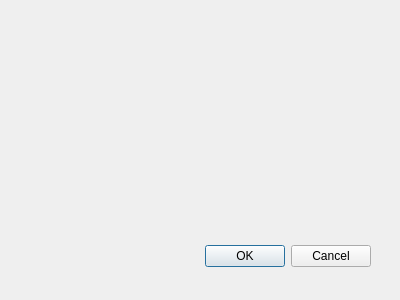
kartoza/GeoContextQGISPlugin, file GeoContextQGISPlugin_options_dialog_base.ui: the form before one commit.
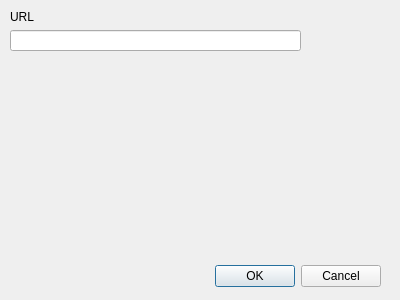
The form after the commit. Custom widgets are drawn as their Qt base class.

```diff
--- a/GeoContextQGISPlugin_options_dialog_base.ui
+++ b/GeoContextQGISPlugin_options_dialog_base.ui
@@ -16,8 +16,8 @@
   <widget class="QDialogButtonBox" name="buttonBox">
    <property name="geometry">
     <rect>
-     <x>30</x>
-     <y>240</y>
+     <x>40</x>
+     <y>260</y>
      <width>341</width>
      <height>32</height>
     </rect>
@@ -29,7 +29,46 @@
     <set>QDialogButtonBox::Cancel|QDialogButtonBox::Ok</set>
    </property>
   </widget>
+  <widget class="QgsFilterLineEdit" name="lineUrl">
+   <property name="geometry">
+    <rect>
+     <x>10</x>
+     <y>30</y>
+     <width>291</width>
+     <height>21</height>
+    </rect>
+   </property>
+   <property name="text">
+    <string/>
+   </property>
+   <property name="value">
+    <string/>
+   </property>
+   <property name="qgisRelation" stdset="0">
+    <string notr="true"/>
+   </property>
+  </widget>
+  <widget class="QLabel" name="lblUrl">
+   <property name="geometry">
+    <rect>
+     <x>10</x>
+     <y>10</y>
+     <width>47</width>
+     <height>13</height>
+    </rect>
+   </property>
+   <property name="text">
+    <string>URL</string>
+   </property>
+  </widget>
  </widget>
+ <customwidgets>
+  <customwidget>
+   <class>QgsFilterLineEdit</class>
+   <extends>QLineEdit</extends>
+   <header>qgsfilterlineedit.h</header>
+  </customwidget>
+ </customwidgets>
  <resources/>
  <connections>
   <connection>
```
Left out of the diff: 2 changed lines with no effect on the pictures.
